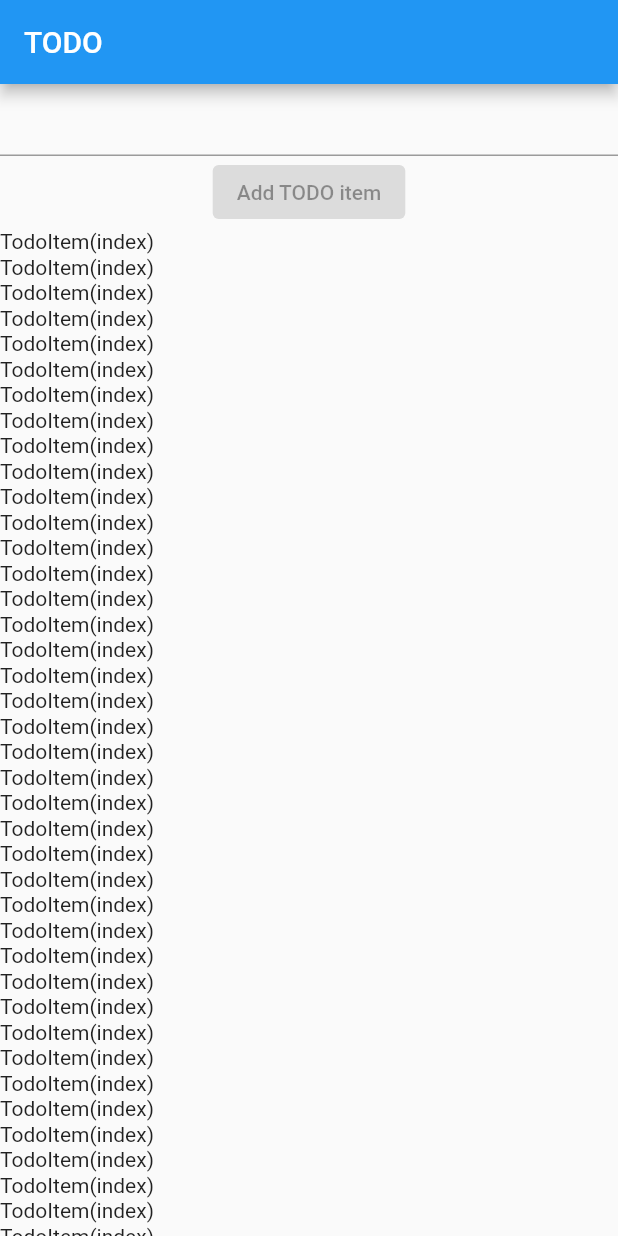
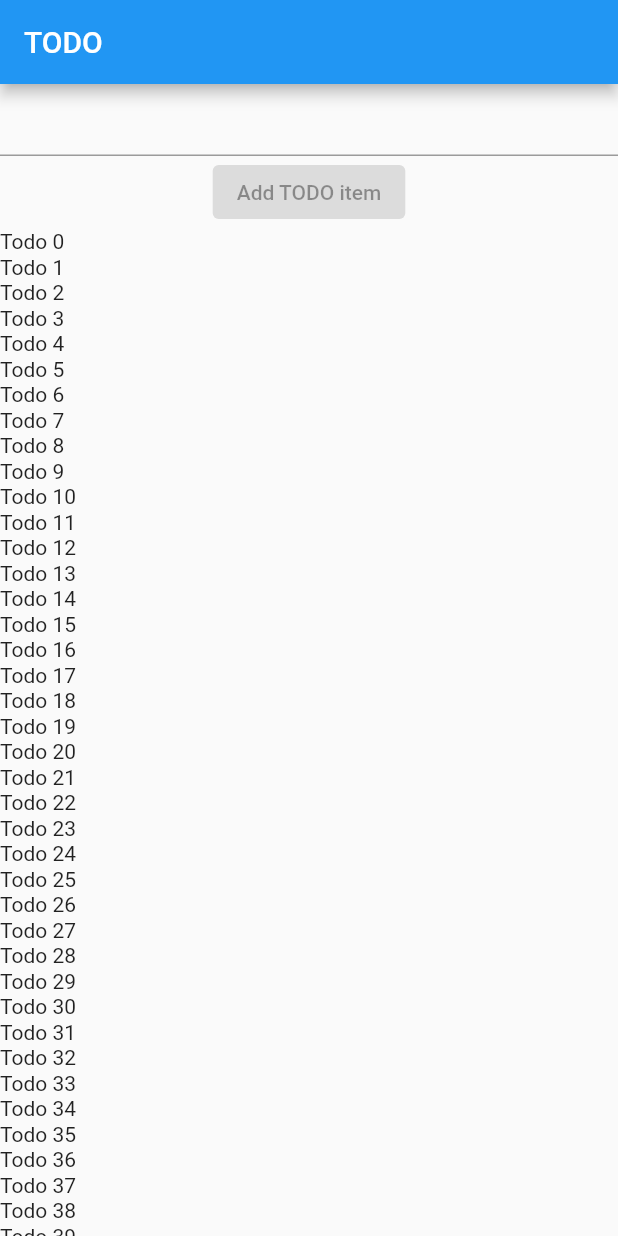
Before and after one commit to vtomic85/OpenITTODOApplication, a Flutter app: the screen it shows after launch, on a phone screen of 412 x 824 dp. Run offline on Flutter 3.47's test engine with Material 2 defaults, Android fonts, the phone set to English and light mode, and no system bars.

Commit message:
todo item model

```diff
--- a/new_app/lib/home/home_screen.dart
+++ b/new_app/lib/home/home_screen.dart
@@ -1,4 +1,5 @@
 import 'package:flutter/material.dart';
+import 'package:new_app/data/todo_item.dart';
 
 class HomeScreen extends StatelessWidget {
   const HomeScreen({Key? key}) : super(key: key);
@@ -25,11 +26,12 @@ class HomeScreen extends StatelessWidget {
               ),
               Expanded(
                 child: ListView.builder(
-                  itemCount: 300,
+                  itemCount: mockTodos.length,
                   itemBuilder: (context, index) {
-                    return const Padding(
-                        padding: EdgeInsets.fromLTRB(0, 1.0, 0, 0),
-                        child: Text("TodoItem(index)"));
+                    return Padding(
+                        padding: const EdgeInsets.fromLTRB(0, 1.0, 0, 0),
+                        child: Text(mockTodos[index].description)
+                    );
                   },
                 ),
               ),
```
Also changed, not shown: new_app/lib/data/todo_item.dart (added, +12 -0 lines).
